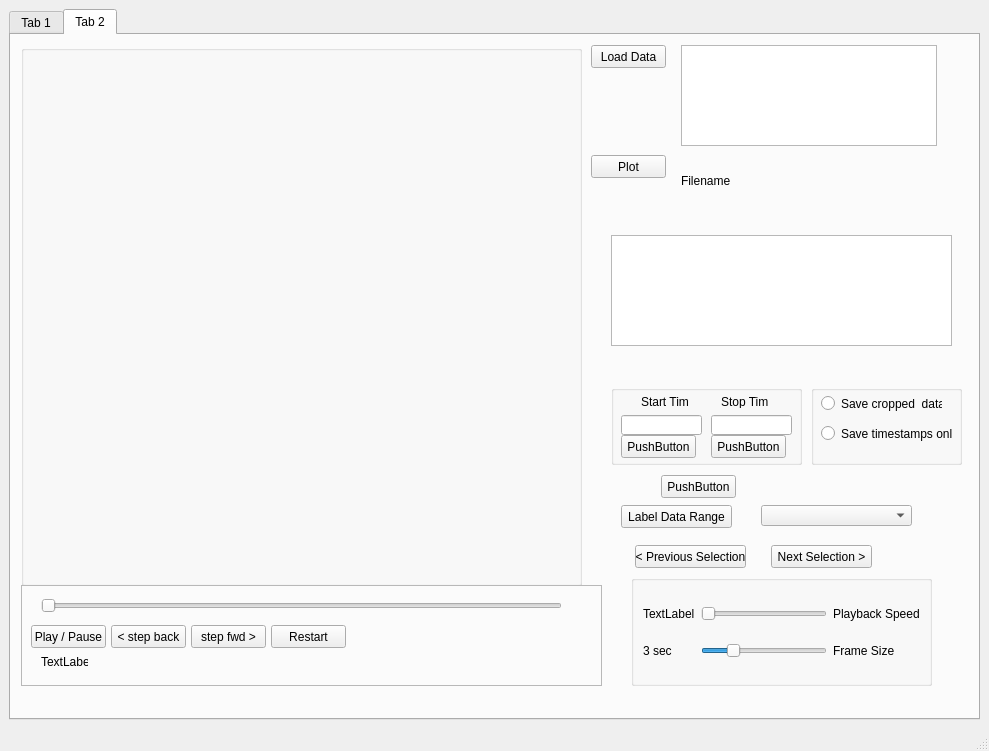
This is GUI.ui in po2198/QS_TimeTrace_GUI_Movies as Qt 5 draws it before an edit. The edited form follows.
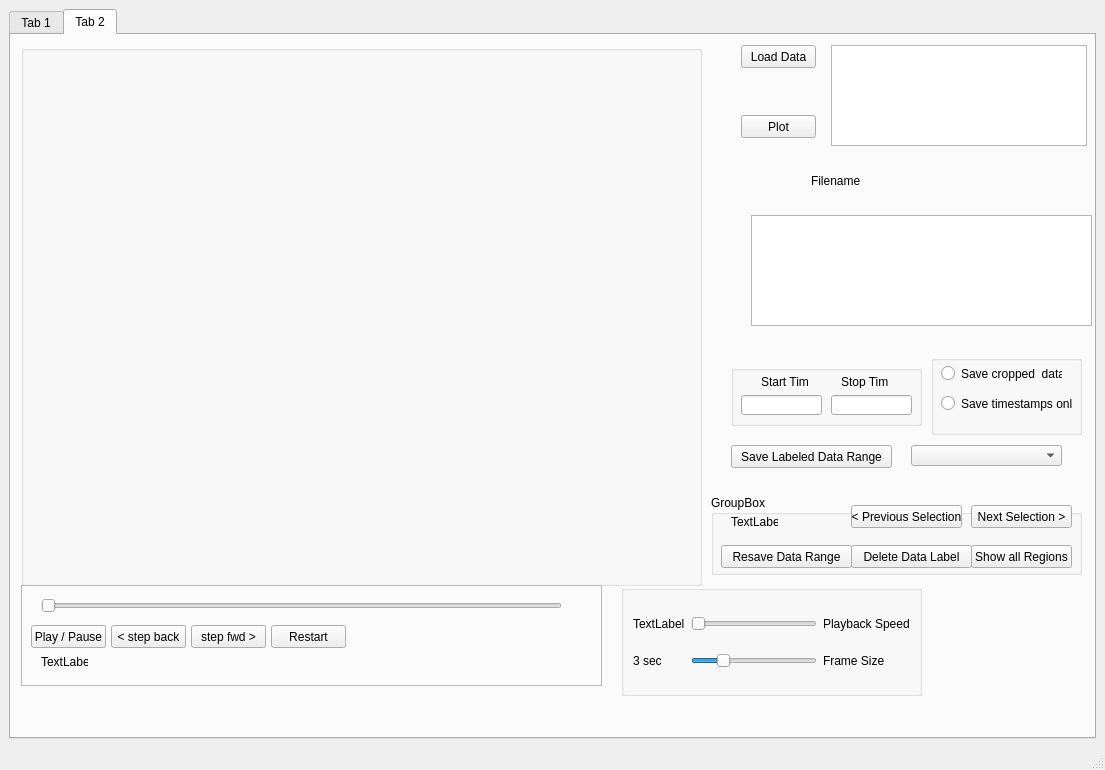
This is the edited form. Custom widgets are drawn as their Qt base class.

Patch:
```diff
--- a/GUI.ui
+++ b/GUI.ui
@@ -6,8 +6,8 @@
    <rect>
     <x>0</x>
     <y>0</y>
-    <width>989</width>
-    <height>751</height>
+    <width>1105</width>
+    <height>770</height>
    </rect>
   </property>
   <property name="windowTitle">
@@ -32,7 +32,7 @@
        <widget class="QPushButton" name="loadDataButton">
         <property name="geometry">
          <rect>
-          <x>580</x>
+          <x>730</x>
           <y>10</y>
           <width>75</width>
           <height>23</height>
@@ -45,14 +45,14 @@
        <widget class="QPushButton" name="labelDataRange_pushButton">
         <property name="geometry">
          <rect>
-          <x>610</x>
-          <y>470</y>
-          <width>111</width>
+          <x>720</x>
+          <y>410</y>
+          <width>161</width>
           <height>23</height>
          </rect>
         </property>
         <property name="text">
-         <string>Label Data Range</string>
+         <string>Save Labeled Data Range</string>
         </property>
        </widget>
        <widget class="QGroupBox" name="groupBox">
@@ -60,27 +60,49 @@
          <rect>
           <x>10</x>
           <y>10</y>
-          <width>561</width>
+          <width>681</width>
           <height>541</height>
          </rect>
         </property>
         <property name="title">
          <string/>
         </property>
-        <layout class="QVBoxLayout" name="verticalLayout_2">
-         <item>
-          <widget class="PlotWidget" name="whole_plot" native="true"/>
-         </item>
-         <item>
-          <widget class="PlotWidget" name="crop_plot" native="true"/>
-         </item>
-        </layout>
+        <widget class="PlotWidget" name="whole_plot" native="true">
+         <property name="geometry">
+          <rect>
+           <x>10</x>
+           <y>10</y>
+           <width>441</width>
+           <height>181</height>
+          </rect>
+         </property>
+        </widget>
+        <widget class="PlotWidget" name="crop_plot" native="true">
+         <property name="geometry">
+          <rect>
+           <x>10</x>
+           <y>200</y>
+           <width>661</width>
+           <height>331</height>
+          </rect>
+         </property>
+        </widget>
+        <widget class="PlotWidget" name="histogram_plot" native="true">
+         <property name="geometry">
+          <rect>
+           <x>460</x>
+           <y>10</y>
+           <width>211</width>
+           <height>181</height>
+          </rect>
+         </property>
+        </widget>
        </widget>
        <widget class="QGroupBox" name="groupBoxTime_label">
         <property name="geometry">
          <rect>
-          <x>620</x>
-          <y>540</y>
+          <x>610</x>
+          <y>550</y>
           <width>301</width>
           <height>111</height>
          </rect>
@@ -157,8 +179,8 @@
        <widget class="QComboBox" name="DataLabels_comboBox">
         <property name="geometry">
          <rect>
-          <x>750</x>
-          <y>470</y>
+          <x>900</x>
+          <y>410</y>
           <width>151</width>
           <height>21</height>
          </rect>
@@ -264,7 +286,7 @@
        <widget class="QLabel" name="filename_label">
         <property name="geometry">
          <rect>
-          <x>670</x>
+          <x>800</x>
           <y>120</y>
           <width>261</width>
           <height>51</height>
@@ -277,7 +299,7 @@
        <widget class="QTreeView" name="treeView">
         <property name="geometry">
          <rect>
-          <x>670</x>
+          <x>820</x>
           <y>10</y>
           <width>256</width>
           <height>101</height>
@@ -287,8 +309,8 @@
        <widget class="QPushButton" name="plotButton">
         <property name="geometry">
          <rect>
-          <x>580</x>
-          <y>120</y>
+          <x>730</x>
+          <y>80</y>
           <width>75</width>
           <height>23</height>
          </rect>
@@ -300,8 +322,8 @@
        <widget class="QTextEdit" name="textEdit">
         <property name="geometry">
          <rect>
-          <x>600</x>
-          <y>200</y>
+          <x>740</x>
+          <y>180</y>
           <width>341</width>
           <height>111</height>
          </rect>
@@ -310,8 +332,8 @@
        <widget class="QGroupBox" name="groupBox_3">
         <property name="geometry">
          <rect>
-          <x>800</x>
-          <y>350</y>
+          <x>920</x>
+          <y>320</y>
           <width>151</width>
           <height>80</height>
          </rect>
@@ -355,10 +377,10 @@
        <widget class="QGroupBox" name="groupBox_4">
         <property name="geometry">
          <rect>
-          <x>600</x>
-          <y>350</y>
+          <x>720</x>
+          <y>330</y>
           <width>191</width>
-          <height>80</height>
+          <height>61</height>
          </rect>
         </property>
         <property name="title">
@@ -387,32 +409,6 @@
           </rect>
          </property>
         </widget>
-        <widget class="QPushButton" name="pushButton">
-         <property name="geometry">
-          <rect>
-           <x>10</x>
-           <y>50</y>
-           <width>75</width>
-           <height>23</height>
-          </rect>
-         </property>
-         <property name="text">
-          <string>PushButton</string>
-         </property>
-        </widget>
-        <widget class="QPushButton" name="pushButton_2">
-         <property name="geometry">
-          <rect>
-           <x>100</x>
-           <y>50</y>
-           <width>75</width>
-           <height>23</height>
-          </rect>
-         </property>
-         <property name="text">
-          <string>PushButton</string>
-         </property>
-        </widget>
         <widget class="QLineEdit" name="stopTime_lineEdit">
          <property name="geometry">
           <rect>
@@ -437,44 +433,96 @@
          </property>
         </widget>
        </widget>
-       <widget class="QPushButton" name="pushButton_3">
+       <widget class="QGroupBox" name="groupBox_2">
         <property name="geometry">
          <rect>
-          <x>650</x>
-          <y>440</y>
-          <width>75</width>
-          <height>23</height>
+          <x>700</x>
+          <y>460</y>
+          <width>371</width>
+          <height>80</height>
          </rect>
         </property>
-        <property name="text">
-         <string>PushButton</string>
+        <property name="title">
+         <string>GroupBox</string>
         </property>
-       </widget>
-       <widget class="QPushButton" name="pushButton_4">
-        <property name="geometry">
-         <rect>
-          <x>624</x>
-          <y>510</y>
-          <width>111</width>
-          <height>23</height>
-         </rect>
-        </property>
-        <property name="text">
-         <string>&lt; Previous Selection</string>
-        </property>
-       </widget>
-       <widget class="QPushButton" name="pushButton_5">
-        <property name="geometry">
-         <rect>
-          <x>760</x>
-          <y>510</y>
-          <width>101</width>
-          <height>23</height>
-         </rect>
-        </property>
-        <property name="text">
-         <string>Next Selection &gt;</string>
-        </property>
+        <widget class="QPushButton" name="pushButton_5">
+         <property name="geometry">
+          <rect>
+           <x>260</x>
+           <y>10</y>
+           <width>101</width>
+           <height>23</height>
+          </rect>
+         </property>
+         <property name="text">
+          <string>Next Selection &gt;</string>
+         </property>
+        </widget>
+        <widget class="QPushButton" name="pushButton_4">
+         <property name="geometry">
+          <rect>
+           <x>140</x>
+           <y>10</y>
+           <width>111</width>
+           <height>23</height>
+          </rect>
+         </property>
+         <property name="text">
+          <string>&lt; Previous Selection</string>
+         </property>
+        </widget>
+        <widget class="QLabel" name="label_4">
+         <property name="geometry">
+          <rect>
+           <x>20</x>
+           <y>20</y>
+           <width>47</width>
+           <height>13</height>
+          </rect>
+         </property>
+         <property name="text">
+          <string>TextLabel</string>
+         </property>
+        </widget>
+        <widget class="QPushButton" name="pushButton_3">
+         <property name="geometry">
+          <rect>
+           <x>10</x>
+           <y>50</y>
+           <width>131</width>
+           <height>23</height>
+          </rect>
+         </property>
+         <property name="text">
+          <string>Resave Data Range</string>
+         </property>
+        </widget>
+        <widget class="QPushButton" name="pushButton">
+         <property name="geometry">
+          <rect>
+           <x>140</x>
+           <y>50</y>
+           <width>121</width>
+           <height>23</height>
+          </rect>
+         </property>
+         <property name="text">
+          <string>Delete Data Label</string>
+         </property>
+        </widget>
+        <widget class="QPushButton" name="pushButton_2">
+         <property name="geometry">
+          <rect>
+           <x>260</x>
+           <y>50</y>
+           <width>101</width>
+           <height>23</height>
+          </rect>
+         </property>
+         <property name="text">
+          <string>Show all Regions</string>
+         </property>
+        </widget>
        </widget>
       </widget>
      </widget>
```
Left out of the diff: 2 changed lines with no effect on the pictures.
